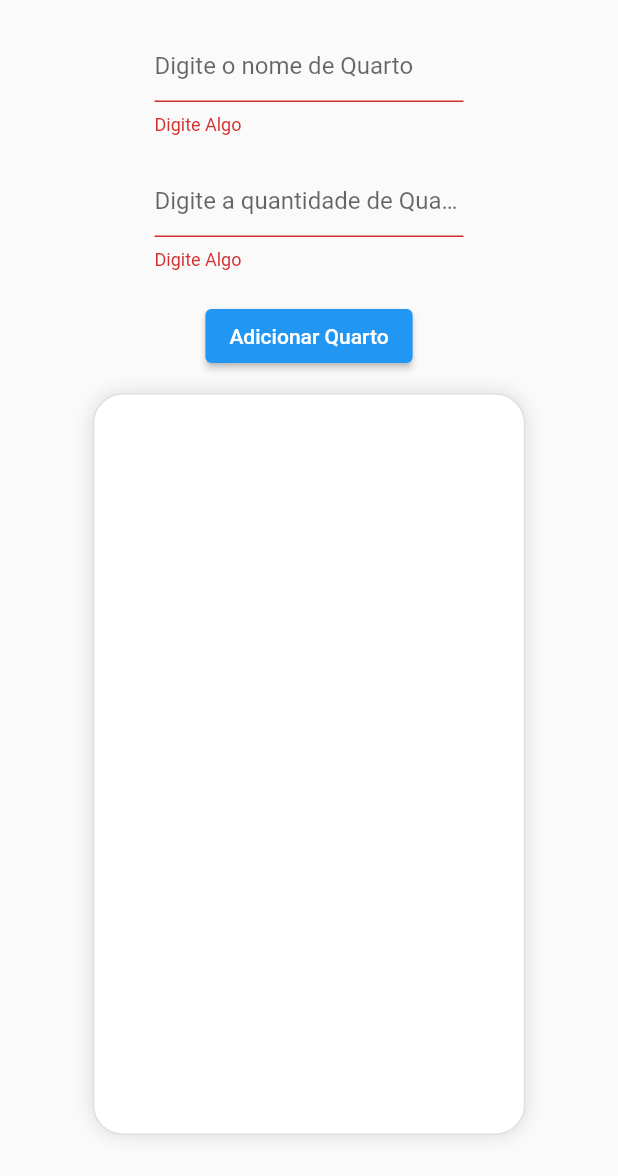
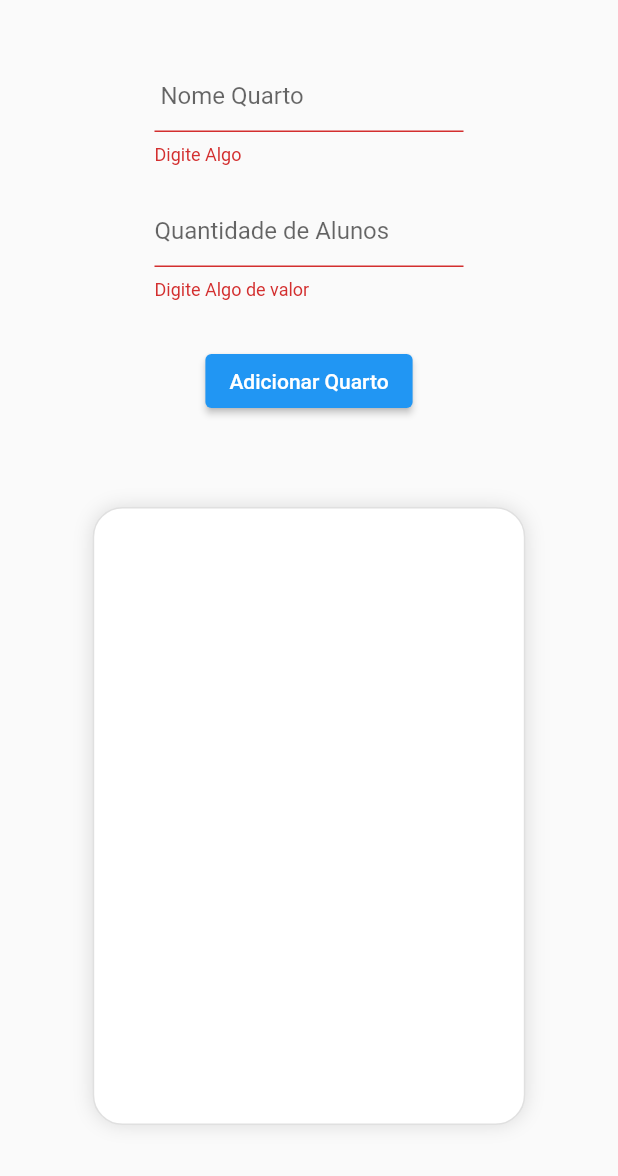
Before and after one commit to MarshFfeco/Project_cde, a Flutter app: the screen it shows after launch, after a tap on "Adicionar Quarto", on a phone screen of 412 x 824 dp. Shown: the top 1176 px of the screen. Run offline on Flutter 3.47's test engine with Material 2 defaults, Android fonts, the phone set to English and light mode, and no system bars.

Commit message:
atualização

```diff
--- a/lib/PageQuarto.dart
+++ b/lib/PageQuarto.dart
@@ -14,6 +14,7 @@ class _PageQuartoState extends State<PageQuarto> {
   QuartoSimples qs1 =
       QuartoSimples(nomeQuarto: "_nomeQuarto", quantidadeQuarto: 4);
 
+  final _formKey = GlobalKey<FormState>();
   @override
   Widget build(BuildContext context) {
     final width = MediaQuery.of(context).size.width;
@@ -22,55 +23,60 @@ class _PageQuartoState extends State<PageQuarto> {
     TextEditingController _nomeQuarto = TextEditingController();
     TextEditingController _quantidadeQuarto = TextEditingController();
 
-    final _formKey = GlobalKey<FormState>();
-
     return Scaffold(
-      body: SizedBox(
-        width: double.infinity,
-        child: Column(
+      body: ListView(
         children: [
-            SizedBox(
-              width: width * 0.5,
-              height: height * 0.3,
-              child: Form(
+          Column(
+            children: [
+              const SizedBox(height: 20),
+              Form(
                 key: _formKey,
                 child: Column(
                   children: [
                     const SizedBox(height: 20),
                     SizedBox(
+                      width: width * 0.5,
                       //FORM PARA O NOME DO QUARTO
                       child: TextFormField(
                         controller: _nomeQuarto,
                         keyboardType: TextInputType.name,
-                        decoration: const InputDecoration(
-                            hintText: "Digite o nome de Quarto"),
+                        decoration:
+                            const InputDecoration(hintText: " Nome Quarto"),
                         validator: (value) {
                           if (value == null || value.isEmpty) {
                             return 'Digite Algo';
+                          } else {
+                            qs1.setNomeQuarto = value.toString();
                           }
-                          qs1.setNomeQuarto = value.toString();
+
                           return null;
                         },
                       ),
                     ),
                     const SizedBox(height: 20),
                     SizedBox(
+                      width: width * 0.5,
                       //FORM PARA A QUANTIDADE DE ALUNO
                       child: TextFormField(
                         controller: _quantidadeQuarto,
                         keyboardType: TextInputType.number,
                         decoration: const InputDecoration(
-                            hintText: "Digite a quantidade de Quarto"),
+                            hintText: "Quantidade de Alunos"),
                         validator: (value) {
-                          if (value == null || value.isEmpty) {
-                            return 'Digite Algo';
+                          if (value == null ||
+                              value.isEmpty ||
+                              int.parse(value) <= 0) {
+                            return 'Digite Algo de valor';
+                          } else {
+                            qs1.setQuantidadeQuarto =
+                                int.parse(value.toString());
                           }
-                          qs1.setQuantidadeQuarto = int.parse(value.toString());
+
                           return null;
                         },
                       ),
                     ),
-                    const SizedBox(height: 20),
+                    const SizedBox(height: 30),
                     SizedBox(
                       child: ElevatedButton(
                           child: const Text("Adicionar Quarto"),
@@ -89,12 +95,10 @@ class _PageQuartoState extends State<PageQuarto> {
                   ],
                 ),
               ),
-            ),
+              const SizedBox(height: 60),
               Container(
                 width: width * 0.7,
-              height: height * 0.6,
-              margin: const EdgeInsets.only(top: 15.0),
-              padding: const EdgeInsets.all(3.0),
+                height: height * 0.5,
                 decoration: BoxDecoration(
                     boxShadow: const [
                       BoxShadow(
@@ -112,9 +116,15 @@ class _PageQuartoState extends State<PageQuarto> {
               )
             ],
           ),
+        ],
       ),
     );
   }
+}
+
+enum MenuItem {
+  add,
+  remove,
 }
 
 class QuantidadeQuarto extends StatelessWidget {
@@ -139,7 +149,33 @@ class QuantidadeQuarto extends StatelessWidget {
             child: Wrap(
               children: [
                 for (int i = 0; i < quantidade; i++)
-                  qs2.CriadorWidgetAlunosQuarto()
+                  Padding(
+                    padding: const EdgeInsets.all(8.0),
+                    child: PopupMenuButton(
+                      onSelected: (value) {
+                        switch (value) {
+                          case MenuItem.add:
+                            ScaffoldMessenger.of(context).showSnackBar(
+                              const SnackBar(
+                                  content: Text('Pessoa adicionada!')),
+                            );
+                            break;
+                          case MenuItem.remove:
+                            ScaffoldMessenger.of(context).showSnackBar(
+                              const SnackBar(content: Text('Pessoa removida!')),
+                            );
+                            break;
+                        }
+                      },
+                      icon: const Icon(Icons.bed),
+                      itemBuilder: (BuildContext context) => [
+                        const PopupMenuItem(
+                            value: MenuItem.add, child: Icon(Icons.add)),
+                        const PopupMenuItem(
+                            value: MenuItem.remove, child: Icon(Icons.remove))
+                      ],
+                    ),
+                  )
               ],
             ),
           ),
--- /dev/null
+++ b/lib/components/OptionMenu.dart
@@ -0,0 +1,3 @@
+import 'package:flutter/material.dart';
+
+enum MenuItem { add, remove }
```
Also changed, not shown: lib/Quarto.dart (+4 -13 lines). Lines whose indentation alone changed are shown as unchanged.
